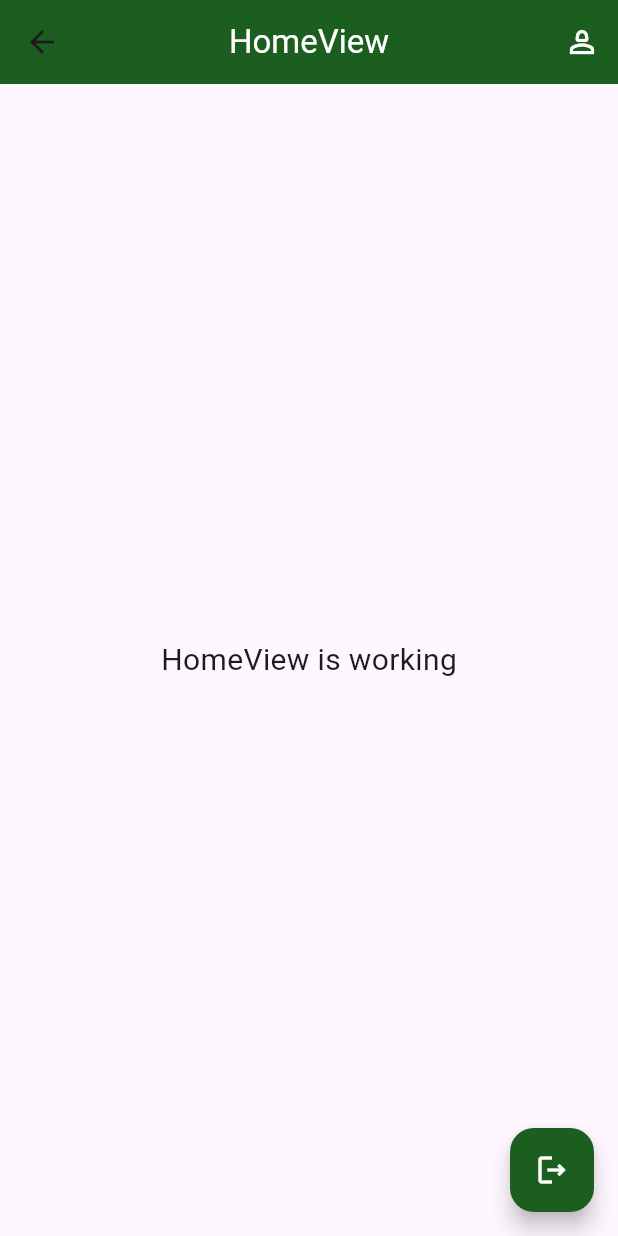
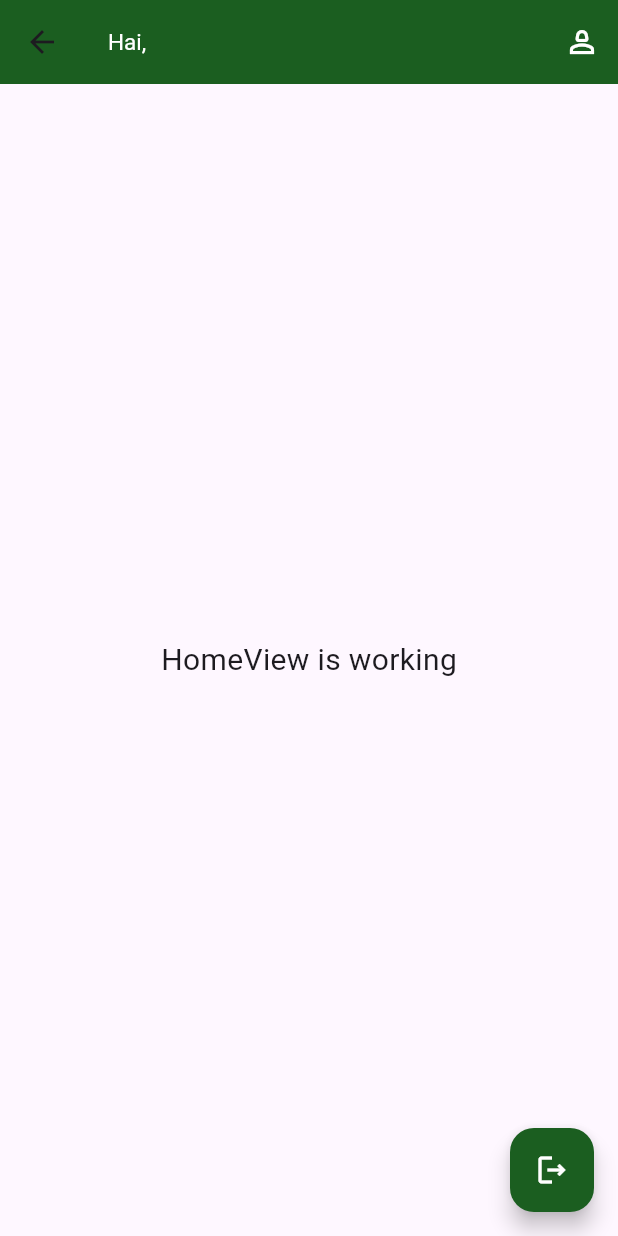
Before and after one commit to iqbalsuwandi20/presence, a Flutter app: the HomeView screen opened by its route, on a phone screen of 412 x 824 dp. Run offline on Flutter 3.47's test engine with Material 3 defaults, Android fonts, the phone set to English and light mode, and no system bars; our stand-ins replace cloud_firestore, firebase_auth, firebase_core, get; accounts and stored records are empty.

Commit message:
berhasil memperbarui snackbar sukses login memuncul nama dan berhasil membuat text nama kita di home view

```diff
--- a/lib/app/modules/home/controllers/home_controller.dart
+++ b/lib/app/modules/home/controllers/home_controller.dart
@@ -13,4 +13,10 @@ class HomeController extends GetxController {
 
     yield* firestore.collection("pegawai").doc(uid).snapshots();
   }
+
+  Stream<DocumentSnapshot<Map<String, dynamic>>> streamNameAppbar() async* {
+    String uid = auth.currentUser!.uid;
+
+    yield* firestore.collection("pegawai").doc(uid).snapshots();
+  }
 }
--- a/lib/app/modules/home/views/home_view.dart
+++ b/lib/app/modules/home/views/home_view.dart
@@ -1,3 +1,4 @@
+import 'package:cloud_firestore/cloud_firestore.dart';
 import 'package:firebase_auth/firebase_auth.dart';
 import 'package:flutter/material.dart';
 import 'package:get/get.dart';
@@ -7,23 +8,43 @@ import '../controllers/home_controller.dart';
 
 class HomeView extends GetView<HomeController> {
   const HomeView({super.key});
+
   @override
   Widget build(BuildContext context) {
     return Scaffold(
       appBar: AppBar(
-        title: const Text(
-          'HomeView',
-          style: TextStyle(color: Colors.white),
+        backgroundColor: Colors.green[900],
+        title: StreamBuilder<DocumentSnapshot<Map<String, dynamic>>>(
+          stream: controller.streamNameAppbar(),
+          builder: (context, snapshot) {
+            if (snapshot.connectionState == ConnectionState.waiting) {
+              return const CircularProgressIndicator(color: Colors.white);
+            }
+            if (snapshot.hasData) {
+              Map<String, dynamic> user = snapshot.data!.data()!;
+              return Text(
+                "Hai, ${user["name"] ?? "User"}",
+                style: TextStyle(
+                  color: Colors.white,
+                  fontSize: 15,
+                ),
+              );
+            } else {
+              return const Text(
+                "Tidak dapat memuat data anda!",
+                style: TextStyle(color: Colors.white),
+              );
+            }
+          },
         ),
-        centerTitle: true,
-        backgroundColor: Colors.green[900],
         actions: [
           IconButton(
-              onPressed: () => Get.toNamed(Routes.PROFILE),
-              icon: Icon(
-                Icons.person_2_outlined,
-                color: Colors.white,
-              )),
+            onPressed: () => Get.toNamed(Routes.PROFILE),
+            icon: const Icon(
+              Icons.person_2_outlined,
+              color: Colors.white,
+            ),
+          ),
         ],
       ),
       body: const Center(
@@ -49,11 +70,11 @@ class HomeView extends GetView<HomeController> {
             },
             backgroundColor: Colors.green[900],
             child: controller.isLoading.isFalse
-                ? Icon(
+                ? const Icon(
                     Icons.logout_outlined,
                     color: Colors.white,
                   )
-                : Icon(
+                : const Icon(
                     Icons.clean_hands_outlined,
                     color: Colors.white,
                   ),
```
Also changed, not shown: lib/app/modules/login/controllers/login_controller.dart (+13 -2 lines).
